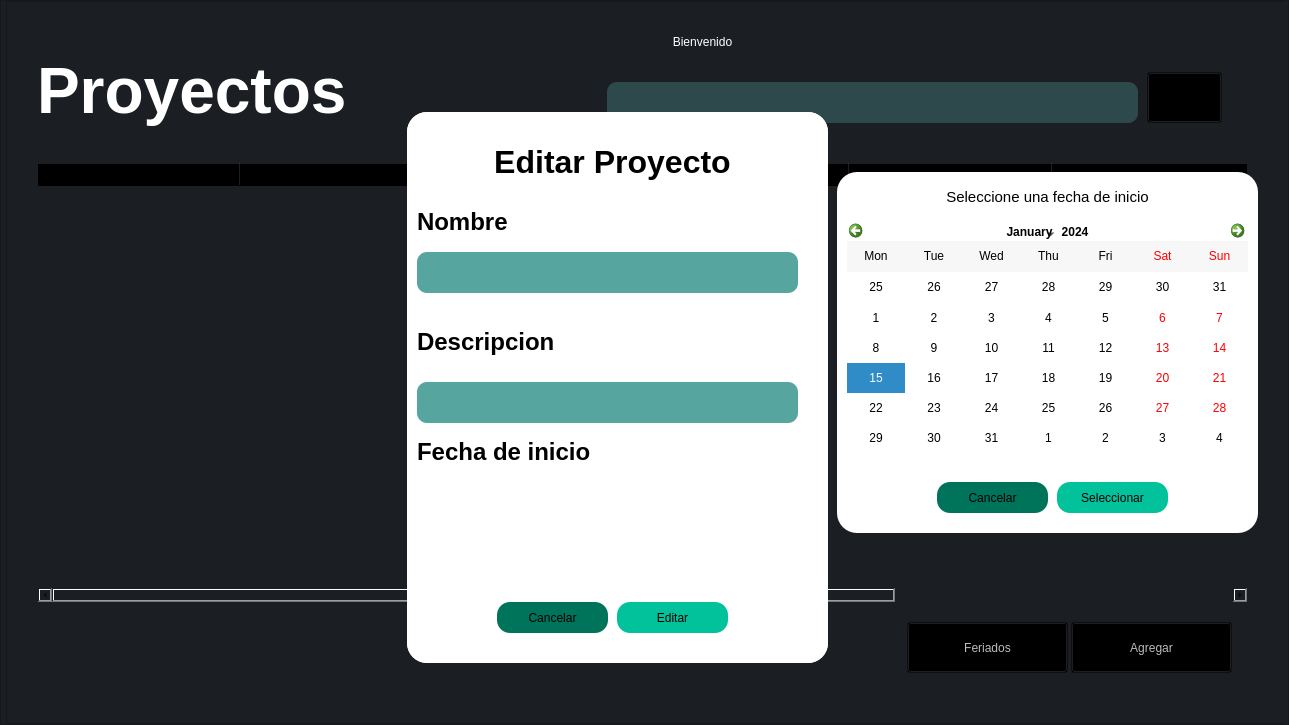
This is ui/vistaproyectosmai.ui in rojasalexander/AdministradorProyectosFacultad as Qt 5 draws it before an edit. The edited form follows.
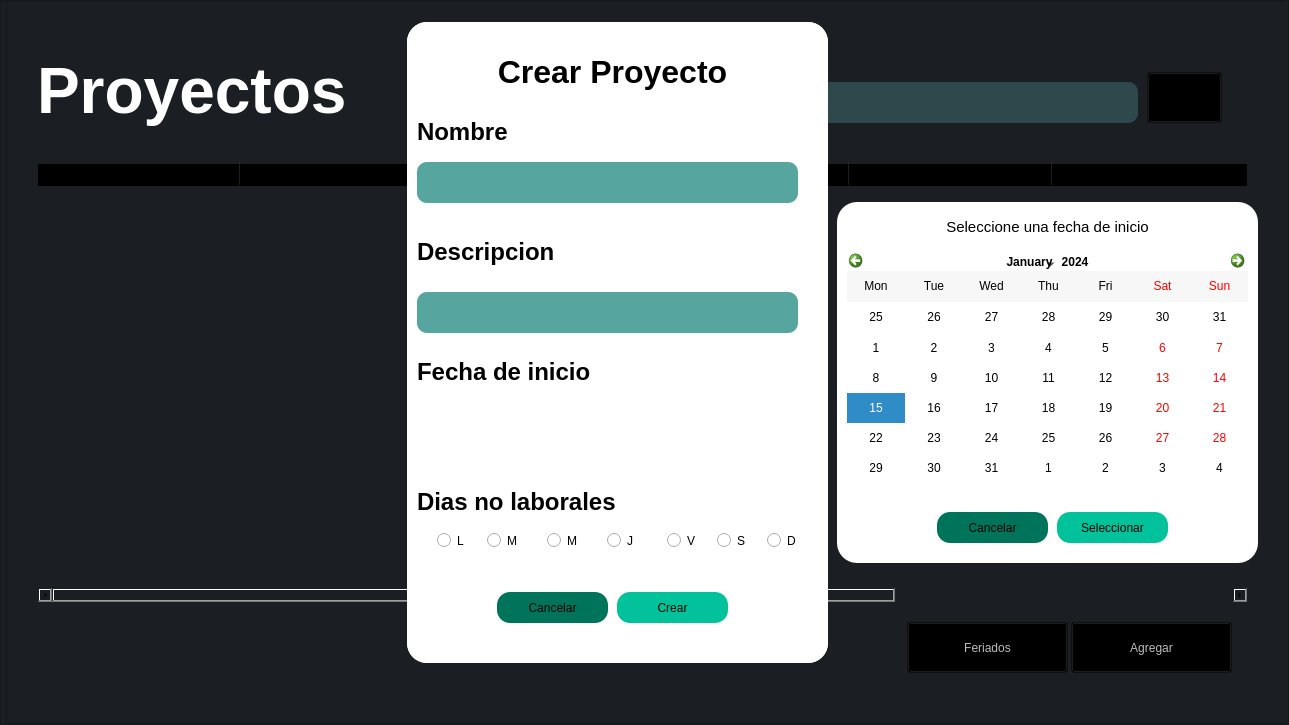
This is the edited form. Icons and pictures are not drawn.

```diff
--- a/ui/vistaproyectosmai.ui
+++ b/ui/vistaproyectosmai.ui
@@ -332,9 +332,9 @@
             <property name="geometry">
              <rect>
               <x>400</x>
-              <y>110</y>
+              <y>20</y>
               <width>421</width>
-              <height>551</height>
+              <height>641</height>
              </rect>
             </property>
             <property name="styleSheet">
@@ -398,7 +398,7 @@
              <property name="geometry">
               <rect>
                <x>90</x>
-               <y>480</y>
+               <y>570</y>
                <width>111</width>
                <height>31</height>
               </rect>
@@ -497,7 +497,7 @@
              <property name="geometry">
               <rect>
                <x>210</x>
-               <y>480</y>
+               <y>570</y>
                <width>111</width>
                <height>31</height>
               </rect>
@@ -549,6 +549,122 @@
               <string>&lt;html&gt;&lt;head/&gt;&lt;body&gt;&lt;p&gt;&lt;br/&gt;&lt;/p&gt;&lt;/body&gt;&lt;/html&gt;</string>
              </property>
             </widget>
+            <widget class="QRadioButton" name="radioButton_15">
+             <property name="geometry">
+              <rect>
+               <x>140</x>
+               <y>510</y>
+               <width>31</width>
+               <height>17</height>
+              </rect>
+             </property>
+             <property name="text">
+              <string>M</string>
+             </property>
+            </widget>
+            <widget class="QRadioButton" name="radioButton_16">
+             <property name="geometry">
+              <rect>
+               <x>260</x>
+               <y>510</y>
+               <width>31</width>
+               <height>17</height>
+              </rect>
+             </property>
+             <property name="text">
+              <string>V</string>
+             </property>
+            </widget>
+            <widget class="QLabel" name="label_24">
+             <property name="geometry">
+              <rect>
+               <x>10</x>
+               <y>450</y>
+               <width>281</width>
+               <height>61</height>
+              </rect>
+             </property>
+             <property name="autoFillBackground">
+              <bool>false</bool>
+             </property>
+             <property name="styleSheet">
+              <string notr="true">color: rgb(0, 0, 0);
+background-color: rgba(0,0,0,0);
+border-radius:20;
+font: 75 16pt &quot;Verdana&quot;;</string>
+             </property>
+             <property name="text">
+              <string>&lt;html&gt;&lt;head/&gt;&lt;body&gt;&lt;p&gt;&lt;span style=&quot; font-size:18pt; font-weight:600;&quot;&gt;Dias no laborales&lt;/span&gt;&lt;/p&gt;&lt;/body&gt;&lt;/html&gt;</string>
+             </property>
+             <property name="alignment">
+              <set>Qt::AlignLeading|Qt::AlignLeft|Qt::AlignVCenter</set>
+             </property>
+            </widget>
+            <widget class="QRadioButton" name="radioButton_17">
+             <property name="geometry">
+              <rect>
+               <x>80</x>
+               <y>510</y>
+               <width>31</width>
+               <height>17</height>
+              </rect>
+             </property>
+             <property name="text">
+              <string>M</string>
+             </property>
+            </widget>
+            <widget class="QRadioButton" name="radioButton_18">
+             <property name="geometry">
+              <rect>
+               <x>200</x>
+               <y>510</y>
+               <width>31</width>
+               <height>17</height>
+              </rect>
+             </property>
+             <property name="text">
+              <string>J</string>
+             </property>
+            </widget>
+            <widget class="QRadioButton" name="radioButton_19">
+             <property name="geometry">
+              <rect>
+               <x>360</x>
+               <y>510</y>
+               <width>31</width>
+               <height>17</height>
+              </rect>
+             </property>
+             <property name="text">
+              <string>D</string>
+             </property>
+            </widget>
+            <widget class="QRadioButton" name="radioButton_20">
+             <property name="geometry">
+              <rect>
+               <x>30</x>
+               <y>510</y>
+               <width>31</width>
+               <height>17</height>
+              </rect>
+             </property>
+             <property name="text">
+              <string>L</string>
+             </property>
+            </widget>
+            <widget class="QRadioButton" name="radioButton_21">
+             <property name="geometry">
+              <rect>
+               <x>310</x>
+               <y>510</y>
+               <width>31</width>
+               <height>17</height>
+              </rect>
+             </property>
+             <property name="text">
+              <string>S</string>
+             </property>
+            </widget>
            </widget>
            <widget class="QWidget" name="editarp" native="true">
             <property name="enabled">
@@ -557,9 +673,9 @@
             <property name="geometry">
              <rect>
               <x>400</x>
-              <y>110</y>
+              <y>20</y>
               <width>421</width>
-              <height>551</height>
+              <height>641</height>
              </rect>
             </property>
             <property name="styleSheet">
@@ -623,7 +739,7 @@
              <property name="geometry">
               <rect>
                <x>90</x>
-               <y>490</y>
+               <y>570</y>
                <width>111</width>
                <height>31</height>
               </rect>
@@ -722,7 +838,7 @@
              <property name="geometry">
               <rect>
                <x>210</x>
-               <y>490</y>
+               <y>570</y>
                <width>111</width>
                <height>31</height>
               </rect>
@@ -774,6 +890,122 @@
               <string>&lt;html&gt;&lt;head/&gt;&lt;body&gt;&lt;p&gt;&lt;br/&gt;&lt;/p&gt;&lt;/body&gt;&lt;/html&gt;</string>
              </property>
             </widget>
+            <widget class="QLabel" name="label_18">
+             <property name="geometry">
+              <rect>
+               <x>10</x>
+               <y>450</y>
+               <width>281</width>
+               <height>61</height>
+              </rect>
+             </property>
+             <property name="autoFillBackground">
+              <bool>false</bool>
+             </property>
+             <property name="styleSheet">
+              <string notr="true">color: rgb(0, 0, 0);
+background-color: rgba(0,0,0,0);
+border-radius:20;
+font: 75 16pt &quot;Verdana&quot;;</string>
+             </property>
+             <property name="text">
+              <string>&lt;html&gt;&lt;head/&gt;&lt;body&gt;&lt;p&gt;&lt;span style=&quot; font-size:18pt; font-weight:600;&quot;&gt;Dias no laborales&lt;/span&gt;&lt;/p&gt;&lt;/body&gt;&lt;/html&gt;</string>
+             </property>
+             <property name="alignment">
+              <set>Qt::AlignLeading|Qt::AlignLeft|Qt::AlignVCenter</set>
+             </property>
+            </widget>
+            <widget class="QRadioButton" name="radioButton">
+             <property name="geometry">
+              <rect>
+               <x>30</x>
+               <y>510</y>
+               <width>31</width>
+               <height>17</height>
+              </rect>
+             </property>
+             <property name="text">
+              <string>L</string>
+             </property>
+            </widget>
+            <widget class="QRadioButton" name="radioButton_2">
+             <property name="geometry">
+              <rect>
+               <x>80</x>
+               <y>510</y>
+               <width>31</width>
+               <height>17</height>
+              </rect>
+             </property>
+             <property name="text">
+              <string>M</string>
+             </property>
+            </widget>
+            <widget class="QRadioButton" name="radioButton_3">
+             <property name="geometry">
+              <rect>
+               <x>140</x>
+               <y>510</y>
+               <width>31</width>
+               <height>17</height>
+              </rect>
+             </property>
+             <property name="text">
+              <string>M</string>
+             </property>
+            </widget>
+            <widget class="QRadioButton" name="radioButton_4">
+             <property name="geometry">
+              <rect>
+               <x>200</x>
+               <y>510</y>
+               <width>31</width>
+               <height>17</height>
+              </rect>
+             </property>
+             <property name="text">
+              <string>J</string>
+             </property>
+            </widget>
+            <widget class="QRadioButton" name="radioButton_5">
+             <property name="geometry">
+              <rect>
+               <x>260</x>
+               <y>510</y>
+               <width>31</width>
+               <height>17</height>
+              </rect>
+             </property>
+             <property name="text">
+              <string>V</string>
+             </property>
+            </widget>
+            <widget class="QRadioButton" name="radioButton_6">
+             <property name="geometry">
+              <rect>
+               <x>310</x>
+               <y>510</y>
+               <width>31</width>
+               <height>17</height>
+              </rect>
+             </property>
+             <property name="text">
+              <string>S</string>
+             </property>
+            </widget>
+            <widget class="QRadioButton" name="radioButton_7">
+             <property name="geometry">
+              <rect>
+               <x>360</x>
+               <y>510</y>
+               <width>31</width>
+               <height>17</height>
+              </rect>
+             </property>
+             <property name="text">
+              <string>D</string>
+             </property>
+            </widget>
            </widget>
            <widget class="QWidget" name="eliminar" native="true">
             <property name="enabled">
@@ -905,7 +1137,7 @@
             <property name="geometry">
              <rect>
               <x>830</x>
-              <y>170</y>
+              <y>200</y>
               <width>421</width>
               <height>361</height>
              </rect>
@@ -1073,10 +1305,10 @@
            <zorder>eliminar</zorder>
            <zorder>botoMAS</zorder>
            <zorder>calendarioW</zorder>
-           <zorder>crp</zorder>
            <zorder>editarp</zorder>
            <zorder>botoFERIADO</zorder>
            <zorder>pushButton_4</zorder>
+           <zorder>crp</zorder>
           </widget>
          </item>
         </layout>
```
